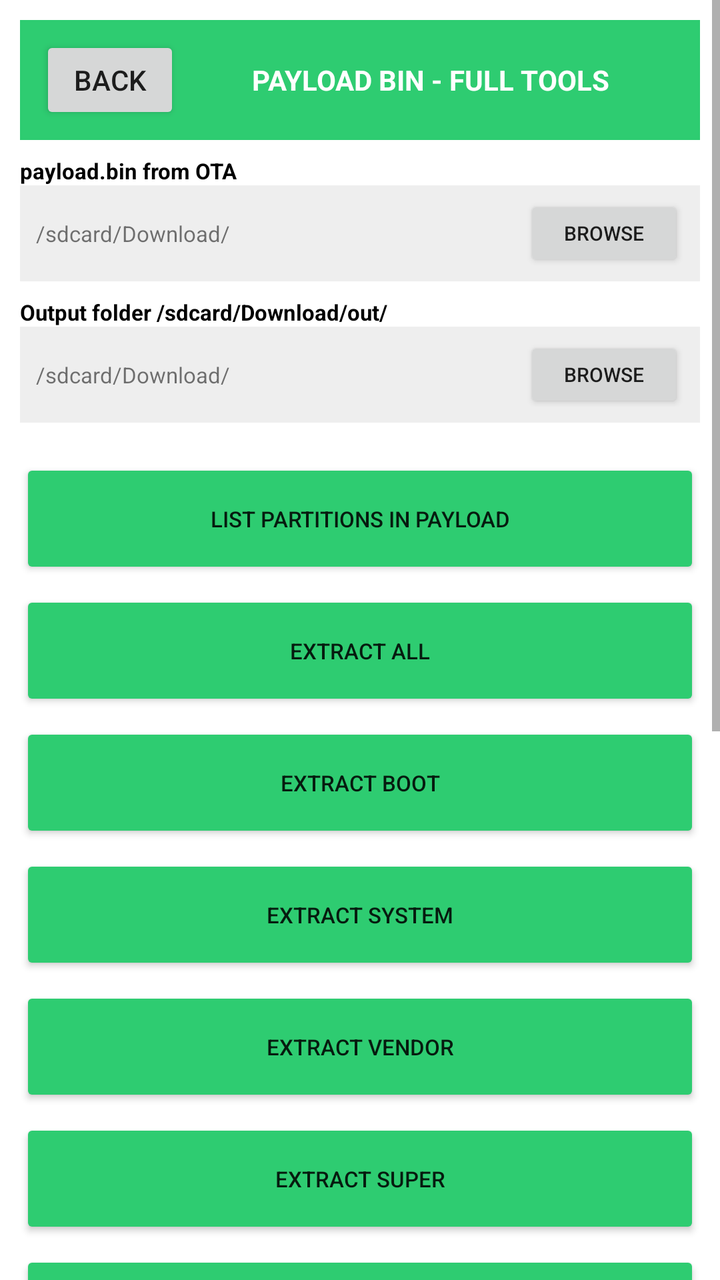
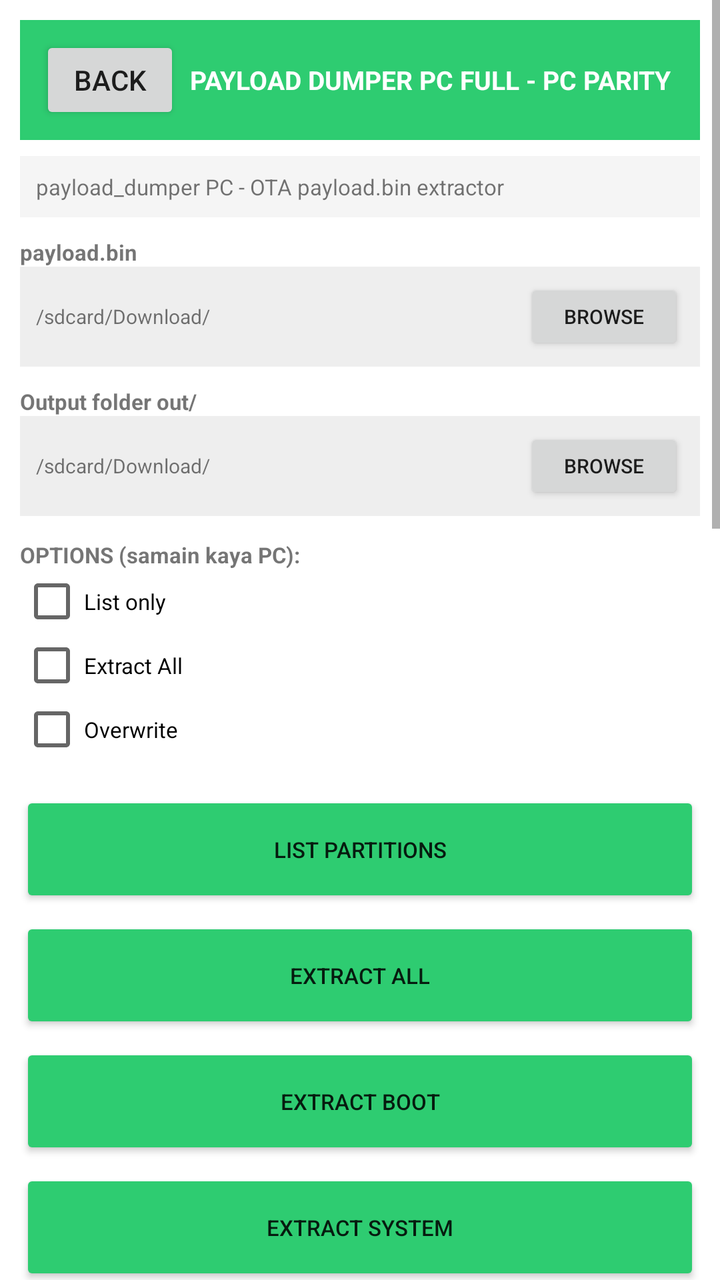

Screens rendered from an Android XML layout before and after an edit, with the pre-edit source and the edit as a unified diff.
<!-- AndroidManifest.xml: application theme Theme.OTGFlasher -->
<!-- res/layout/activity_payload.xml -->
<?xml version="1.0" encoding="utf-8"?>
<ScrollView xmlns:android="http://schemas.android.com/apk/res/android" android:layout_width="match_parent" android:layout_height="match_parent" android:background="#FFFFFF">
<LinearLayout android:orientation="vertical" android:layout_width="match_parent" android:layout_height="wrap_content" android:padding="10dp">
<LinearLayout android:orientation="horizontal" android:layout_width="match_parent" android:layout_height="60dp" android:background="#2ECC71" android:gravity="center_vertical" android:padding="10dp"><Button android:id="@+id/btnBack" android:text="BACK" android:layout_width="70dp" android:layout_height="44dp"/><TextView android:text="PAYLOAD BIN - FULL TOOLS" android:textSize="14sp" android:textStyle="bold" android:textColor="#FFFFFF" android:layout_width="0dp" android:layout_weight="1" android:layout_height="wrap_content" android:gravity="center"/></LinearLayout>
<TextView android:text="payload.bin from OTA" android:textSize="11sp" android:textColor="#000000" android:layout_width="match_parent" android:layout_height="wrap_content" android:layout_marginTop="8dp" android:textStyle="bold"/>
<LinearLayout android:orientation="horizontal" android:layout_width="match_parent" android:layout_height="48dp" android:background="#EEEEEE" android:gravity="center_vertical" android:padding="8dp"><TextView android:id="@+id/txt_payload.bin_from_OTA" android:text="/sdcard/Download/" android:textSize="11sp" android:layout_width="0dp" android:layout_weight="1" android:layout_height="wrap_content"/><Button android:id="@+id/btn_payload.bin_from_OTA" android:text="BROWSE" android:layout_width="80dp" android:layout_height="38dp" android:textSize="10sp"/></LinearLayout>
<TextView android:text="Output folder /sdcard/Download/out/" android:textSize="11sp" android:textColor="#000000" android:layout_width="match_parent" android:layout_height="wrap_content" android:layout_marginTop="8dp" android:textStyle="bold"/>
<LinearLayout android:orientation="horizontal" android:layout_width="match_parent" android:layout_height="48dp" android:background="#EEEEEE" android:gravity="center_vertical" android:padding="8dp"><TextView android:id="@+id/txt_Output_folder_/sdcard/Download/out/" android:text="/sdcard/Download/" android:textSize="11sp" android:layout_width="0dp" android:layout_weight="1" android:layout_height="wrap_content"/><Button android:id="@+id/btn_Output_folder_/sdcard/Download/out/" android:text="BROWSE" android:layout_width="80dp" android:layout_height="38dp" android:textSize="10sp"/></LinearLayout>

<LinearLayout android:orientation="vertical" android:layout_width="match_parent" android:layout_height="wrap_content" android:layout_marginTop="12dp">
<Button android:id="@+id/btn_LIST_partitions_in_payload" android:text="LIST partitions in payload" android:layout_width="match_parent" android:layout_height="60dp" android:textSize="11sp" android:layout_marginTop="6dp" android:backgroundTint="#2ECC71"/>
<Button android:id="@+id/btn_EXTRACT_ALL" android:text="EXTRACT ALL" android:layout_width="match_parent" android:layout_height="60dp" android:textSize="11sp" android:layout_marginTop="6dp" android:backgroundTint="#2ECC71"/>
<Button android:id="@+id/btn_EXTRACT_boot" android:text="EXTRACT boot" android:layout_width="match_parent" android:layout_height="60dp" android:textSize="11sp" android:layout_marginTop="6dp" android:backgroundTint="#2ECC71"/>
<Button android:id="@+id/btn_EXTRACT_system" android:text="EXTRACT system" android:layout_width="match_parent" android:layout_height="60dp" android:textSize="11sp" android:layout_marginTop="6dp" android:backgroundTint="#2ECC71"/>
<Button android:id="@+id/btn_EXTRACT_vendor" android:text="EXTRACT vendor" android:layout_width="match_parent" android:layout_height="60dp" android:textSize="11sp" android:layout_marginTop="6dp" android:backgroundTint="#2ECC71"/>
<Button android:id="@+id/btn_EXTRACT_super" android:text="EXTRACT super" android:layout_width="match_parent" android:layout_height="60dp" android:textSize="11sp" android:layout_marginTop="6dp" android:backgroundTint="#2ECC71"/>
<Button android:id="@+id/btn_EXTRACT_dtbo" android:text="EXTRACT dtbo" android:layout_width="match_parent" android:layout_height="60dp" android:textSize="11sp" android:layout_marginTop="6dp" android:backgroundTint="#2ECC71"/>
<Button android:id="@+id/btn_EXTRACT_vbmeta" android:text="EXTRACT vbmeta" android:layout_width="match_parent" android:layout_height="60dp" android:textSize="11sp" android:layout_marginTop="6dp" android:backgroundTint="#2ECC71"/>

</LinearLayout>
<ProgressBar android:id="@+id/progressBar" style="?android:attr/progressBarStyleHorizontal" android:layout_width="match_parent" android:layout_height="18dp" android:max="100" android:layout_marginTop="12dp"/>
<TextView android:id="@+id/txtDetail" android:text="Ready - Full Tools" android:textSize="11sp" android:layout_width="match_parent" android:layout_height="wrap_content" android:layout_marginTop="6dp"/>
<TextView android:id="@+id/logView" android:text="LOG PAYLOAD BIN - FULL" android:textSize="10sp" android:background="#111111" android:textColor="#00FF00" android:padding="8dp" android:layout_width="match_parent" android:layout_height="300dp" android:layout_marginTop="8dp"/>
</LinearLayout></ScrollView>
<!-- resources referenced by this layout -->
<resources>
  <style name="Theme.OTGFlasher" parent="android:Theme.Material.Light.NoActionBar" />
</resources>

<!-- the commit's change to res/layout/activity_payload.xml (unified diff, before → after) -->
@@ -1,24 +1,31 @@
 <?xml version="1.0" encoding="utf-8"?>
 <ScrollView xmlns:android="http://schemas.android.com/apk/res/android" android:layout_width="match_parent" android:layout_height="match_parent" android:background="#FFFFFF">
 <LinearLayout android:orientation="vertical" android:layout_width="match_parent" android:layout_height="wrap_content" android:padding="10dp">
-<LinearLayout android:orientation="horizontal" android:layout_width="match_parent" android:layout_height="60dp" android:background="#2ECC71" android:gravity="center_vertical" android:padding="10dp"><Button android:id="@+id/btnBack" android:text="BACK" android:layout_width="70dp" android:layout_height="44dp"/><TextView android:text="PAYLOAD BIN - FULL TOOLS" android:textSize="14sp" android:textStyle="bold" android:textColor="#FFFFFF" android:layout_width="0dp" android:layout_weight="1" android:layout_height="wrap_content" android:gravity="center"/></LinearLayout>
-<TextView android:text="payload.bin from OTA" android:textSize="11sp" android:textColor="#000000" android:layout_width="match_parent" android:layout_height="wrap_content" android:layout_marginTop="8dp" android:textStyle="bold"/>
-<LinearLayout android:orientation="horizontal" android:layout_width="match_parent" android:layout_height="48dp" android:background="#EEEEEE" android:gravity="center_vertical" android:padding="8dp"><TextView android:id="@+id/txt_payload.bin_from_OTA" android:text="/sdcard/Download/" android:textSize="11sp" android:layout_width="0dp" android:layout_weight="1" android:layout_height="wrap_content"/><Button android:id="@+id/btn_payload.bin_from_OTA" android:text="BROWSE" android:layout_width="80dp" android:layout_height="38dp" android:textSize="10sp"/></LinearLayout>
-<TextView android:text="Output folder /sdcard/Download/out/" android:textSize="11sp" android:textColor="#000000" android:layout_width="match_parent" android:layout_height="wrap_content" android:layout_marginTop="8dp" android:textStyle="bold"/>
-<LinearLayout android:orientation="horizontal" android:layout_width="match_parent" android:layout_height="48dp" android:background="#EEEEEE" android:gravity="center_vertical" android:padding="8dp"><TextView android:id="@+id/txt_Output_folder_/sdcard/Download/out/" android:text="/sdcard/Download/" android:textSize="11sp" android:layout_width="0dp" android:layout_weight="1" android:layout_height="wrap_content"/><Button android:id="@+id/btn_Output_folder_/sdcard/Download/out/" android:text="BROWSE" android:layout_width="80dp" android:layout_height="38dp" android:textSize="10sp"/></LinearLayout>
+<LinearLayout android:orientation="horizontal" android:layout_width="match_parent" android:layout_height="60dp" android:background="#2ECC71" android:gravity="center_vertical" android:padding="10dp"><Button android:id="@+id/btnBack" android:text="BACK" android:layout_width="70dp" android:layout_height="44dp"/><TextView android:text="PAYLOAD DUMPER PC FULL - PC PARITY" android:textSize="13sp" android:textStyle="bold" android:textColor="#FFFFFF" android:layout_width="0dp" android:layout_weight="1" android:layout_height="wrap_content" android:gravity="center"/></LinearLayout>
+<TextView android:text="payload_dumper PC - OTA payload.bin extractor" android:textSize="11sp" android:background="#F5F5F5" android:padding="8dp" android:layout_width="match_parent" android:layout_height="wrap_content" android:layout_marginTop="8dp"/>
+<TextView android:text="payload.bin" android:textSize="11sp" android:textStyle="bold" android:layout_width="match_parent" android:layout_height="wrap_content" android:layout_marginTop="10dp"/><LinearLayout android:orientation="horizontal" android:layout_width="match_parent" android:layout_height="50dp" android:background="#EEEEEE" android:gravity="center_vertical" android:padding="8dp"><TextView android:id="@+id/txt_payload.bin" android:text="/sdcard/Download/" android:textSize="10sp" android:layout_width="0dp" android:layout_weight="1" android:layout_height="wrap_content"/><Button android:id="@+id/btn_payload.bin" android:text="BROWSE" android:layout_width="80dp" android:layout_height="38dp" android:textSize="10sp"/></LinearLayout>
+<TextView android:text="Output folder out/" android:textSize="11sp" android:textStyle="bold" android:layout_width="match_parent" android:layout_height="wrap_content" android:layout_marginTop="10dp"/><LinearLayout android:orientation="horizontal" android:layout_width="match_parent" android:layout_height="50dp" android:background="#EEEEEE" android:gravity="center_vertical" android:padding="8dp"><TextView android:id="@+id/txt_Output_folder_out_" android:text="/sdcard/Download/" android:textSize="10sp" android:layout_width="0dp" android:layout_weight="1" android:layout_height="wrap_content"/><Button android:id="@+id/btn_Output_folder_out_" android:text="BROWSE" android:layout_width="80dp" android:layout_height="38dp" android:textSize="10sp"/></LinearLayout>
 
-<LinearLayout android:orientation="vertical" android:layout_width="match_parent" android:layout_height="wrap_content" android:layout_marginTop="12dp">
-<Button android:id="@+id/btn_LIST_partitions_in_payload" android:text="LIST partitions in payload" android:layout_width="match_parent" android:layout_height="60dp" android:textSize="11sp" android:layout_marginTop="6dp" android:backgroundTint="#2ECC71"/>
-<Button android:id="@+id/btn_EXTRACT_ALL" android:text="EXTRACT ALL" android:layout_width="match_parent" android:layout_height="60dp" android:textSize="11sp" android:layout_marginTop="6dp" android:backgroundTint="#2ECC71"/>
-<Button android:id="@+id/btn_EXTRACT_boot" android:text="EXTRACT boot" android:layout_width="match_parent" android:layout_height="60dp" android:textSize="11sp" android:layout_marginTop="6dp" android:backgroundTint="#2ECC71"/>
-<Button android:id="@+id/btn_EXTRACT_system" android:text="EXTRACT system" android:layout_width="match_parent" android:layout_height="60dp" android:textSize="11sp" android:layout_marginTop="6dp" android:backgroundTint="#2ECC71"/>
-<Button android:id="@+id/btn_EXTRACT_vendor" android:text="EXTRACT vendor" android:layout_width="match_parent" android:layout_height="60dp" android:textSize="11sp" android:layout_marginTop="6dp" android:backgroundTint="#2ECC71"/>
-<Button android:id="@+id/btn_EXTRACT_super" android:text="EXTRACT super" android:layout_width="match_parent" android:layout_height="60dp" android:textSize="11sp" android:layout_marginTop="6dp" android:backgroundTint="#2ECC71"/>
-<Button android:id="@+id/btn_EXTRACT_dtbo" android:text="EXTRACT dtbo" android:layout_width="match_parent" android:layout_height="60dp" android:textSize="11sp" android:layout_marginTop="6dp" android:backgroundTint="#2ECC71"/>
-<Button android:id="@+id/btn_EXTRACT_vbmeta" android:text="EXTRACT vbmeta" android:layout_width="match_parent" android:layout_height="60dp" android:textSize="11sp" android:layout_marginTop="6dp" android:backgroundTint="#2ECC71"/>
+<TextView android:text="OPTIONS (samain kaya PC):" android:textSize="11sp" android:textStyle="bold" android:layout_width="match_parent" android:layout_height="wrap_content" android:layout_marginTop="12dp"/>
+<CheckBox android:id="@+id/cb_List_only" android:text="List only" android:layout_width="match_parent" android:layout_height="wrap_content" android:textSize="11sp"/>
+<CheckBox android:id="@+id/cb_Extract_All" android:text="Extract All" android:layout_width="match_parent" android:layout_height="wrap_content" android:textSize="11sp"/>
+<CheckBox android:id="@+id/cb_Overwrite" android:text="Overwrite" android:layout_width="match_parent" android:layout_height="wrap_content" android:textSize="11sp"/>
+
+<LinearLayout android:orientation="vertical" android:layout_width="match_parent" android:layout_height="wrap_content" android:layout_marginTop="10dp">
+<Button android:id="@+id/btn_LIST_partitions" android:text="LIST partitions" android:layout_width="match_parent" android:layout_height="58dp" android:textSize="11sp" android:layout_marginTop="5dp" android:backgroundTint="#2ECC71"/>
+<Button android:id="@+id/btn_EXTRACT_ALL" android:text="EXTRACT ALL" android:layout_width="match_parent" android:layout_height="58dp" android:textSize="11sp" android:layout_marginTop="5dp" android:backgroundTint="#2ECC71"/>
+<Button android:id="@+id/btn_EXTRACT_boot" android:text="EXTRACT boot" android:layout_width="match_parent" android:layout_height="58dp" android:textSize="11sp" android:layout_marginTop="5dp" android:backgroundTint="#2ECC71"/>
+<Button android:id="@+id/btn_EXTRACT_system" android:text="EXTRACT system" android:layout_width="match_parent" android:layout_height="58dp" android:textSize="11sp" android:layout_marginTop="5dp" android:backgroundTint="#2ECC71"/>
+<Button android:id="@+id/btn_EXTRACT_vendor" android:text="EXTRACT vendor" android:layout_width="match_parent" android:layout_height="58dp" android:textSize="11sp" android:layout_marginTop="5dp" android:backgroundTint="#2ECC71"/>
+<Button android:id="@+id/btn_EXTRACT_product" android:text="EXTRACT product" android:layout_width="match_parent" android:layout_height="58dp" android:textSize="11sp" android:layout_marginTop="5dp" android:backgroundTint="#2ECC71"/>
+<Button android:id="@+id/btn_EXTRACT_super" android:text="EXTRACT super" android:layout_width="match_parent" android:layout_height="58dp" android:textSize="11sp" android:layout_marginTop="5dp" android:backgroundTint="#2ECC71"/>
+<Button android:id="@+id/btn_EXTRACT_dtbo" android:text="EXTRACT dtbo" android:layout_width="match_parent" android:layout_height="58dp" android:textSize="11sp" android:layout_marginTop="5dp" android:backgroundTint="#2ECC71"/>
+<Button android:id="@+id/btn_EXTRACT_vbmeta" android:text="EXTRACT vbmeta" android:layout_width="match_parent" android:layout_height="58dp" android:textSize="11sp" android:layout_marginTop="5dp" android:backgroundTint="#2ECC71"/>
+<Button android:id="@+id/btn_EXTRACT_odm" android:text="EXTRACT odm" android:layout_width="match_parent" android:layout_height="58dp" android:textSize="11sp" android:layout_marginTop="5dp" android:backgroundTint="#2ECC71"/>
+<Button android:id="@+id/btn_EXTRACT_system_ext" android:text="EXTRACT system_ext" android:layout_width="match_parent" android:layout_height="58dp" android:textSize="11sp" android:layout_marginTop="5dp" android:backgroundTint="#2ECC71"/>
 
 </LinearLayout>
-<ProgressBar android:id="@+id/progressBar" style="?android:attr/progressBarStyleHorizontal" android:layout_width="match_parent" android:layout_height="18dp" android:max="100" android:layout_marginTop="12dp"/>
-<TextView android:id="@+id/txtDetail" android:text="Ready - Full Tools" android:textSize="11sp" android:layout_width="match_parent" android:layout_height="wrap_content" android:layout_marginTop="6dp"/>
-<TextView android:id="@+id/logView" android:text="LOG PAYLOAD BIN - FULL" android:textSize="10sp" android:background="#111111" android:textColor="#00FF00" android:padding="8dp" android:layout_width="match_parent" android:layout_height="300dp" android:layout_marginTop="8dp"/>
+<ProgressBar android:id="@+id/progressBar" style="?android:attr/progressBarStyleHorizontal" android:layout_width="match_parent" android:layout_height="16dp" android:max="100" android:layout_marginTop="12dp"/>
+<TextView android:id="@+id/txtDetail" android:text="Ready PC Parity" android:textSize="11sp" android:layout_width="match_parent" android:layout_height="wrap_content" android:layout_marginTop="5dp"/>
+<TextView android:id="@+id/logView" android:text="LOG PAYLOAD DUMPER PC FULL PC PARITY - semua fungsi jalan" android:textSize="10sp" android:background="#111111" android:textColor="#00FF00" android:padding="8dp" android:layout_width="match_parent" android:layout_height="400dp" android:layout_marginTop="8dp"/>
 </LinearLayout></ScrollView>
